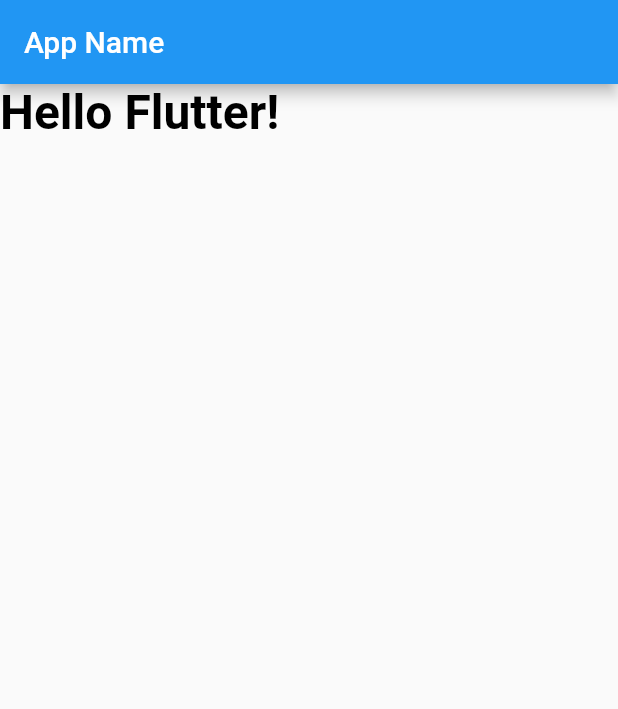
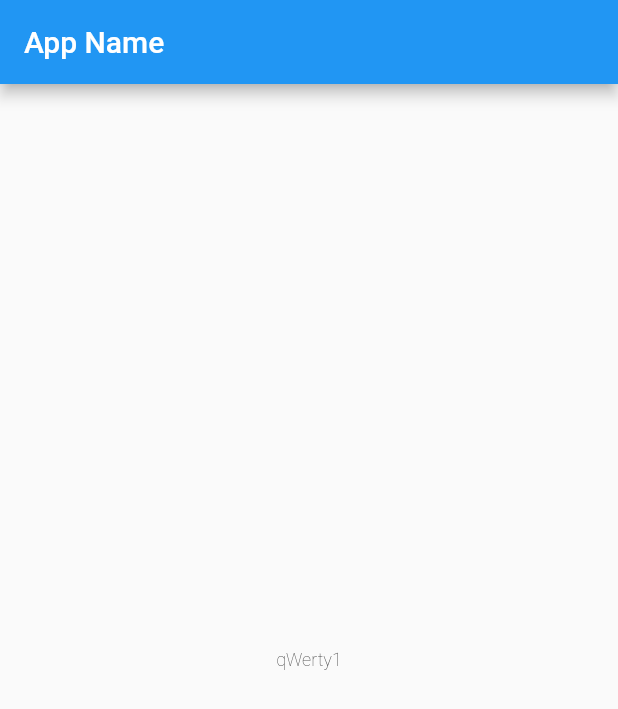
Before and after one commit to besumero628/flutter3_basic, a Flutter app: the screen it shows after launch, on a phone screen of 412 x 824 dp. Shown: the top 709 px of the screen. Run offline on Flutter 3.47's test engine with Material 2 defaults, Android fonts, the light colour scheme and no system bars.

Commit message:
center揃え

```diff
--- a/flutter_app/lib/main.dart
+++ b/flutter_app/lib/main.dart
@@ -34,12 +34,16 @@ class _MyHomePageState extends State<MyHomePage> {
           title: new Text('App Name'),
           ),
         body:
-          new Text(
-          "Hello Flutter!",
-            style: new TextStyle(fontSize:32.0,
-            color: const Color(0xFF000000),
-            fontWeight: FontWeight.w700,
-            fontFamily: "Roboto"),
+          new Center(
+            child:
+              new Text(
+              "qWerty1",
+                style: new TextStyle(fontSize:12.0,
+                color: const Color(0xFF000000),
+                fontWeight: FontWeight.w200,
+                fontFamily: "Roboto"),
+              ),
+
           ),
 
       );
```
